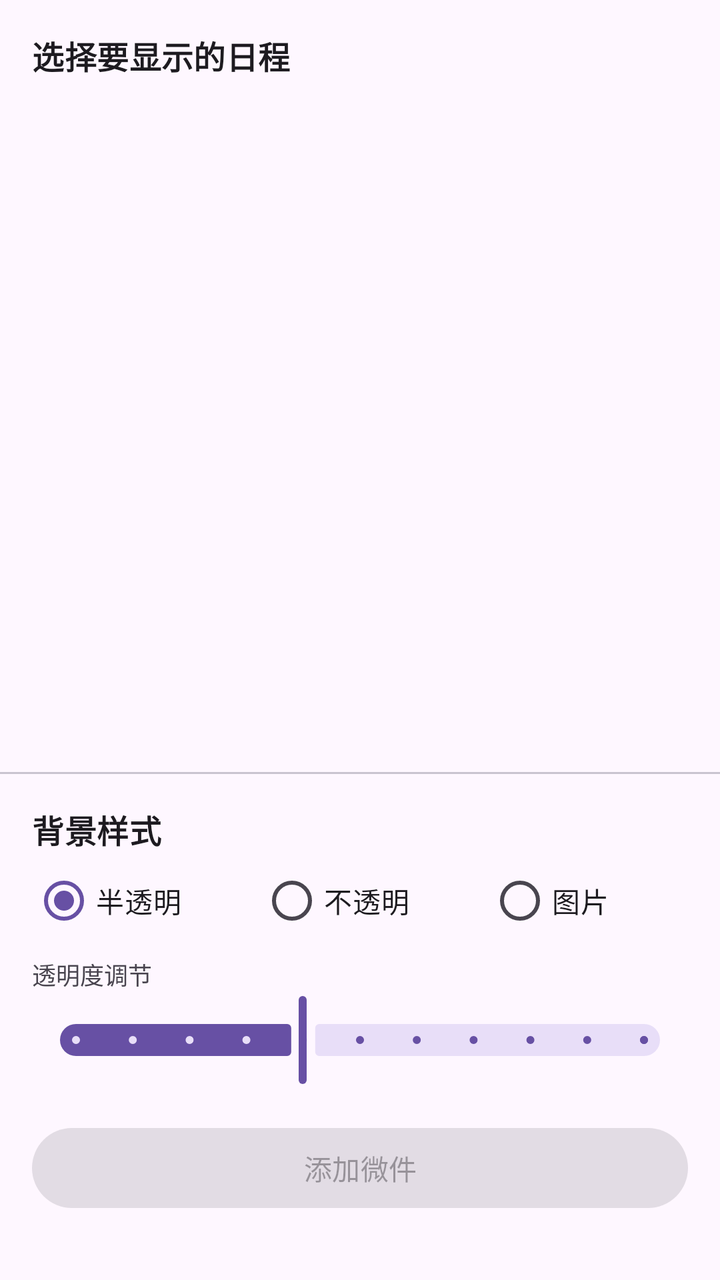
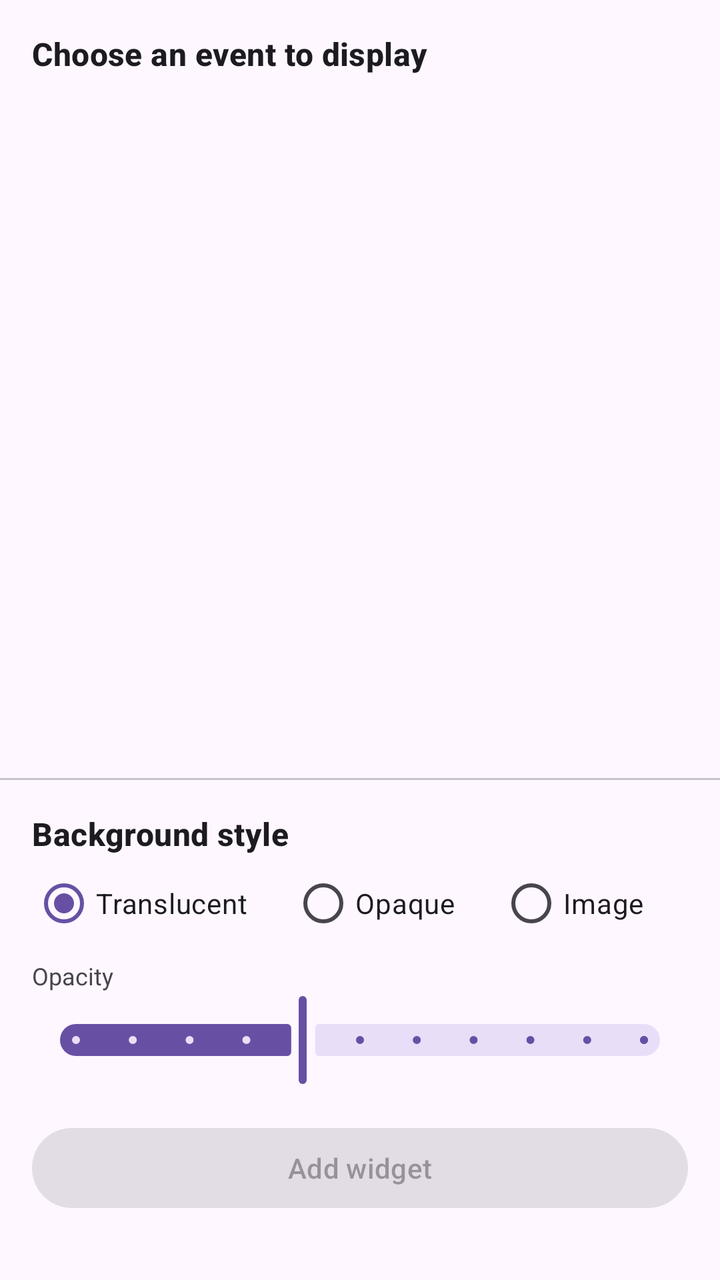

Compare the two renders of this Android layout. The source of the first and the diff that turns it into the second are given below.
<!-- AndroidManifest.xml: application theme Theme.ZakoCountdown -->
<!-- res/layout/activity_widget_configure.xml -->
<?xml version="1.0" encoding="utf-8"?>

<LinearLayout xmlns:android="http://schemas.android.com/apk/res/android"
    xmlns:tools="http://schemas.android.com/tools"
    xmlns:app="http://schemas.android.com/apk/res-auto"
    android:layout_width="match_parent"
    android:layout_height="match_parent"
    android:orientation="vertical"
    tools:context=".widget.WidgetConfigureActivity">

    <TextView
        android:layout_width="match_parent"
        android:layout_height="wrap_content"
        android:text="选择要显示的日程"
        android:textAppearance="?attr/textAppearanceTitleMedium"
        android:padding="16dp"
        android:textStyle="bold"/>

    
    <androidx.recyclerview.widget.RecyclerView
        android:id="@+id/recycler_view_widget_config"
        android:layout_width="match_parent"
        android:layout_height="0dp"
        android:layout_weight="1"/>

    <View
        android:layout_width="match_parent"
        android:layout_height="1dp"
        android:background="?attr/colorOutlineVariant"/>

    <ScrollView
        android:layout_width="match_parent"
        android:layout_height="wrap_content">
        <LinearLayout
            android:layout_width="match_parent"
            android:layout_height="wrap_content"
            android:orientation="vertical"
            android:paddingBottom="16dp">

            <TextView
                android:layout_width="match_parent"
                android:layout_height="wrap_content"
                android:text="背景样式"
                android:textAppearance="?attr/textAppearanceTitleMedium"
                android:textStyle="bold"
                android:paddingHorizontal="16dp"
                android:paddingTop="16dp"/>

            <RadioGroup
                android:id="@+id/widget_bg_type_group"
                android:layout_width="match_parent"
                android:layout_height="wrap_content"
                android:orientation="horizontal"
                android:paddingHorizontal="16dp">
                <RadioButton
                    android:id="@+id/widget_bg_transparent"
                    android:layout_width="wrap_content"
                    android:layout_height="wrap_content"
                    android:text="半透明"
                    android:layout_weight="1"
                    android:checked="true" />
                <RadioButton
                    android:id="@+id/widget_bg_solid"
                    android:layout_width="wrap_content"
                    android:layout_height="wrap_content"
                    android:text="不透明"
                    android:layout_weight="1"/>
                <RadioButton
                    android:id="@+id/widget_bg_image"
                    android:layout_width="wrap_content"
                    android:layout_height="wrap_content"
                    android:text="图片"
                    android:layout_weight="1"/>
            </RadioGroup>

            
            <LinearLayout
                android:id="@+id/image_alpha_container"
                android:layout_width="match_parent"
                android:layout_height="wrap_content"
                android:orientation="vertical"
                android:paddingHorizontal="16dp"
                android:visibility="gone">
                <TextView
                    android:layout_width="wrap_content"
                    android:layout_height="wrap_content"
                    android:text="图片透明度"
                    android:textSize="12sp"
                    android:layout_marginTop="4dp"/>
                <com.google.android.material.slider.Slider
                    android:id="@+id/slider_image_alpha"
                    android:layout_width="match_parent"
                    android:layout_height="wrap_content"
                    android:valueFrom="0"
                    android:valueTo="100"
                    android:value="100"
                    android:stepSize="10"/>
            </LinearLayout>

            
            <LinearLayout
                android:id="@+id/scrim_settings_container"
                android:layout_width="match_parent"
                android:layout_height="wrap_content"
                android:orientation="vertical"
                android:paddingHorizontal="16dp"
                android:visibility="gone">

                <com.google.android.material.materialswitch.MaterialSwitch
                    android:id="@+id/switch_show_scrim"
                    android:layout_width="match_parent"
                    android:layout_height="wrap_content"
                    android:text="启用主题色遮罩"
                    android:checked="true"/>

                <TextView
                    android:layout_width="wrap_content"
                    android:layout_height="wrap_content"
                    android:text="遮罩浓度"
                    android:textSize="12sp"/>
                <com.google.android.material.slider.Slider
                    android:id="@+id/slider_scrim_alpha"
                    android:layout_width="match_parent"
                    android:layout_height="wrap_content"
                    android:valueFrom="0"
                    android:valueTo="100"
                    android:value="40"
                    android:stepSize="10"/>
            </LinearLayout>

            
            <HorizontalScrollView
                android:id="@+id/color_selector_container"
                android:layout_width="match_parent"
                android:layout_height="wrap_content"
                android:scrollbars="none"
                android:paddingHorizontal="16dp"
                android:visibility="visible">
                <LinearLayout
                    android:id="@+id/color_palette"
                    android:layout_width="wrap_content"
                    android:layout_height="wrap_content"
                    android:orientation="horizontal"/>
            </HorizontalScrollView>

            
            <LinearLayout
                android:id="@+id/alpha_slider_container"
                android:layout_width="match_parent"
                android:layout_height="wrap_content"
                android:orientation="vertical"
                android:paddingHorizontal="16dp"
                android:visibility="visible">
                <TextView
                    android:layout_width="wrap_content"
                    android:layout_height="wrap_content"
                    android:text="透明度调节"
                    android:textSize="12sp"
                    android:layout_marginTop="4dp"/>
                <com.google.android.material.slider.Slider
                    android:id="@+id/slider_widget_alpha"
                    android:layout_width="match_parent"
                    android:layout_height="wrap_content"
                    android:valueFrom="0"
                    android:valueTo="100"
                    android:value="40"
                    android:stepSize="10"/>
            </LinearLayout>

            
            <Button
                android:id="@+id/widget_select_image_button"
                style="?attr/materialButtonStyle"
                android:layout_width="wrap_content"
                android:layout_height="wrap_content"
                android:layout_marginStart="16dp"
                android:text="选择图片"
                android:visibility="gone"/>

            
            <Button
                android:id="@+id/btn_confirm_add_widget"
                style="?attr/materialButtonStyle"
                android:layout_width="match_parent"
                android:layout_height="wrap_content"
                android:layout_margin="16dp"
                android:text="添加微件"
                android:enabled="false"/>

        </LinearLayout>
    </ScrollView>
</LinearLayout>
<!-- resources referenced by this layout -->
<resources>
  <style name="Theme.ZakoCountdown" parent="Theme_ZakoCountdown_M3" />
  <style name="Theme_ZakoCountdown_M3" parent="Theme_ZakoCountdown_Base_M3" />
  <style name="Theme_ZakoCountdown_Base_M3" parent="Theme.Material3.DayNight.NoActionBar">
          <item name="toolbarStyle">@style/Widget.Material3.Toolbar.Surface</item>
          <item name="preferenceTheme">@style/PreferenceThemeOverlay</item>
      </style>
</resources>

<!-- the commit's change to res/layout/activity_widget_configure.xml (unified diff, before → after) -->
@@ -11,7 +11,7 @@
     <TextView
         android:layout_width="match_parent"
         android:layout_height="wrap_content"
-        android:text="选择要显示的日程"
+        android:text="@string/widget_configure_title"
         android:textAppearance="?attr/textAppearanceTitleMedium"
         android:padding="16dp"
         android:textStyle="bold"/>
@@ -40,7 +40,7 @@
             <TextView
                 android:layout_width="match_parent"
                 android:layout_height="wrap_content"
-                android:text="背景样式"
+                android:text="@string/widget_background_style"
                 android:textAppearance="?attr/textAppearanceTitleMedium"
                 android:textStyle="bold"
                 android:paddingHorizontal="16dp"
@@ -56,20 +56,20 @@
                     android:id="@+id/widget_bg_transparent"
                     android:layout_width="wrap_content"
                     android:layout_height="wrap_content"
-                    android:text="半透明"
+                    android:text="@string/widget_bg_translucent"
                     android:layout_weight="1"
                     android:checked="true" />
                 <RadioButton
                     android:id="@+id/widget_bg_solid"
                     android:layout_width="wrap_content"
                     android:layout_height="wrap_content"
-                    android:text="不透明"
+                    android:text="@string/widget_bg_opaque"
                     android:layout_weight="1"/>
                 <RadioButton
                     android:id="@+id/widget_bg_image"
                     android:layout_width="wrap_content"
                     android:layout_height="wrap_content"
-                    android:text="图片"
+                    android:text="@string/widget_bg_image"
                     android:layout_weight="1"/>
             </RadioGroup>
 
@@ -84,7 +84,7 @@
                 <TextView
                     android:layout_width="wrap_content"
                     android:layout_height="wrap_content"
-                    android:text="图片透明度"
+                    android:text="@string/widget_image_alpha"
                     android:textSize="12sp"
                     android:layout_marginTop="4dp"/>
                 <com.google.android.material.slider.Slider
@@ -110,13 +110,13 @@
                     android:id="@+id/switch_show_scrim"
                     android:layout_width="match_parent"
                     android:layout_height="wrap_content"
-                    android:text="启用主题色遮罩"
+                    android:text="@string/widget_enable_scrim"
                     android:checked="true"/>
 
                 <TextView
                     android:layout_width="wrap_content"
                     android:layout_height="wrap_content"
-                    android:text="遮罩浓度"
+                    android:text="@string/widget_scrim_strength"
                     android:textSize="12sp"/>
                 <com.google.android.material.slider.Slider
                     android:id="@+id/slider_scrim_alpha"
@@ -154,7 +154,7 @@
                 <TextView
                     android:layout_width="wrap_content"
                     android:layout_height="wrap_content"
-                    android:text="透明度调节"
+                    android:text="@string/widget_alpha_adjust"
                     android:textSize="12sp"
                     android:layout_marginTop="4dp"/>
                 <com.google.android.material.slider.Slider
@@ -174,7 +174,7 @@
                 android:layout_width="wrap_content"
                 android:layout_height="wrap_content"
                 android:layout_marginStart="16dp"
-                android:text="选择图片"
+                android:text="@string/widget_pick_image"
                 android:visibility="gone"/>
 
             
@@ -184,7 +184,7 @@
                 android:layout_width="match_parent"
                 android:layout_height="wrap_content"
                 android:layout_margin="16dp"
-                android:text="添加微件"
+                android:text="@string/widget_add"
                 android:enabled="false"/>
 
         </LinearLayout>
<!-- resource entries referenced after the edit -->
@@ -1,5 +1,16 @@
 <!-- resources referenced by this layout -->
 <resources>
+  <string name="widget_add">Add widget</string>
+  <string name="widget_alpha_adjust">Opacity</string>
+  <string name="widget_background_style">Background style</string>
+  <string name="widget_bg_image">Image</string>
+  <string name="widget_bg_opaque">Opaque</string>
+  <string name="widget_bg_translucent">Translucent</string>
+  <string name="widget_configure_title">Choose an event to display</string>
+  <string name="widget_enable_scrim">Enable theme-colored scrim</string>
+  <string name="widget_image_alpha">Image opacity</string>
+  <string name="widget_pick_image">Choose image</string>
+  <string name="widget_scrim_strength">Scrim strength</string>
   <style name="Theme.ZakoCountdown" parent="Theme_ZakoCountdown_M3" />
   <style name="Theme_ZakoCountdown_M3" parent="Theme_ZakoCountdown_Base_M3" />
   <style name="Theme_ZakoCountdown_Base_M3" parent="Theme.Material3.DayNight.NoActionBar">
